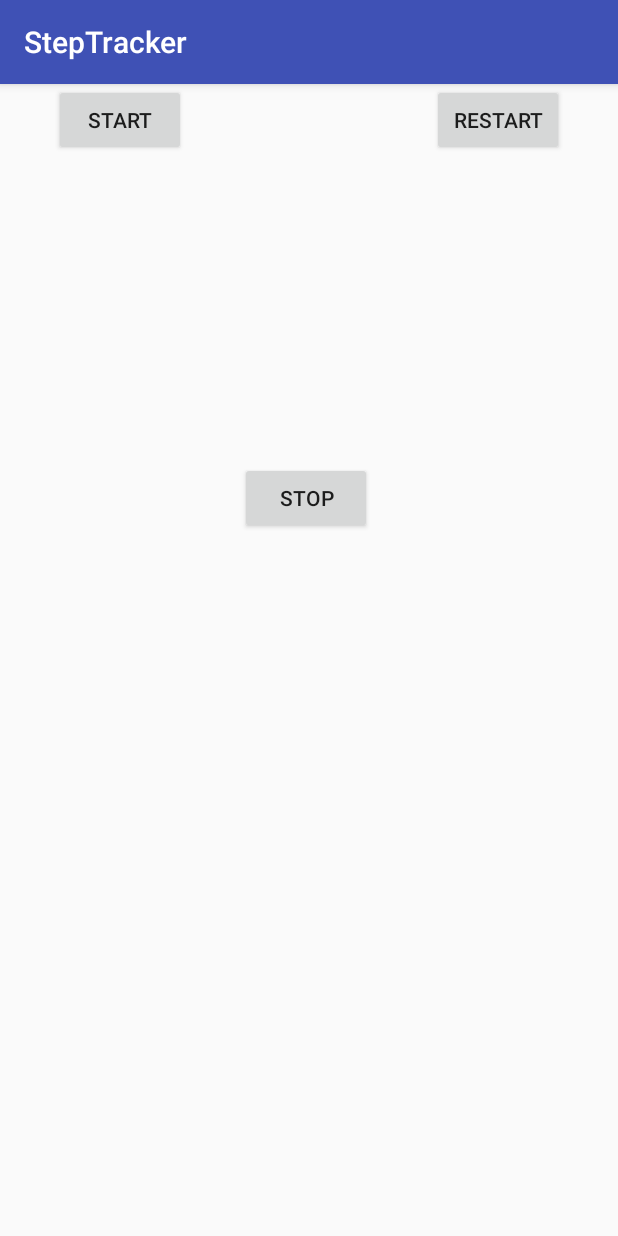
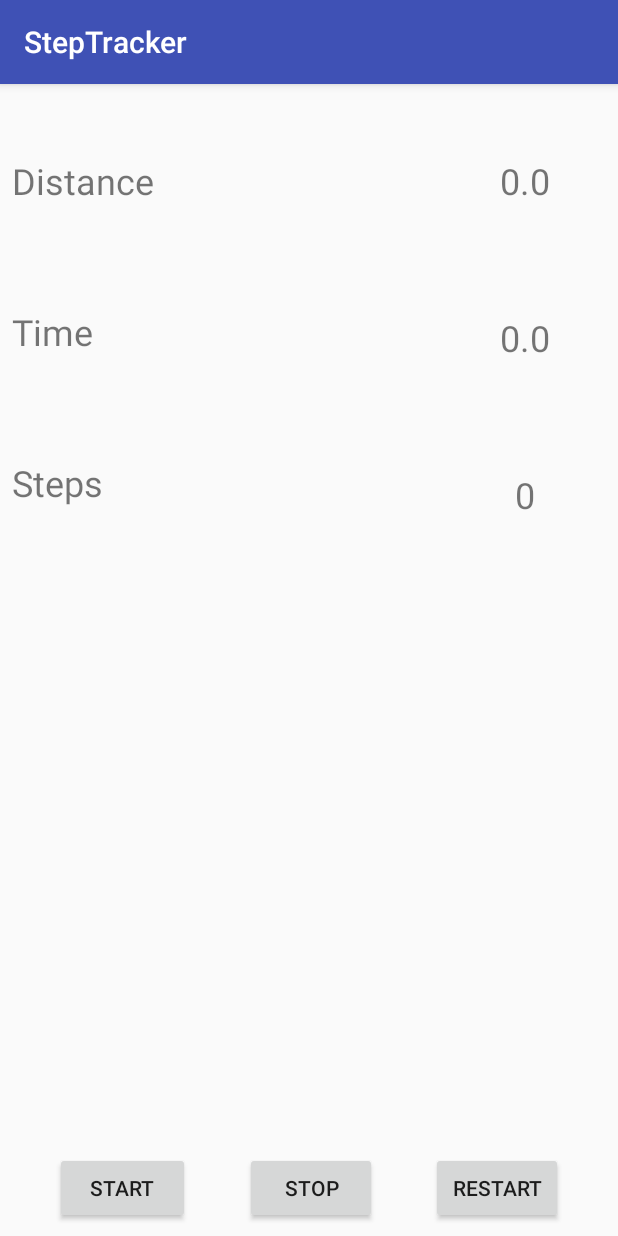
Before and after one commit to nimishbansal/StepTracker, an Android app: the screen it shows after launch (MainActivity), on a phone screen of 412 x 824 dp. Run offline under Robolectric (Android 15) with nearby library versions, the phone set to English and light mode, and no system bars.

Commit message:
correctly showing distance and time taken

```diff
--- a/app/src/main/AndroidManifest.xml
+++ b/app/src/main/AndroidManifest.xml
@@ -12,12 +12,14 @@
         android:roundIcon="@mipmap/ic_launcher_round"
         android:supportsRtl="true"
         android:theme="@style/AppTheme">
-        <activity android:name=".MainActivity">
+        <activity
+            android:name=".MainActivity"
+            android:screenOrientation="portrait">
             <intent-filter>
                 <action android:name="android.intent.action.MAIN" />
-
                 <category android:name="android.intent.category.LAUNCHER" />
             </intent-filter>
+
         </activity>
     </application>
 
--- a/app/src/main/java/com/example/nim/steptracker/MainActivity.kt
+++ b/app/src/main/java/com/example/nim/steptracker/MainActivity.kt
@@ -2,38 +2,73 @@ package com.example.nim.steptracker
 
 import android.content.Context
 import android.location.LocationManager
+import android.os.Bundle
 import android.support.v7.app.AppCompatActivity
-import android.os.Bundle
+import android.util.Log
+import kotlinx.android.synthetic.main.activity_main.*
 
 class MainActivity : AppCompatActivity()
 {
 
-    fun getDistance(lat1: Double, lon1: Double, lat2: Double, lon2: Double): Double
-    {
-        val latA = Math.toRadians(lat1)
-        val lonA = Math.toRadians(lon1)
-        val latB = Math.toRadians(lat2)
-        val lonB = Math.toRadians(lon2)
-        val cosAng = Math.cos(latA) * Math.cos(latB) * Math.cos(lonB - lonA) + Math.sin(latA) * Math.sin(latB)
-        val ang = Math.acos(cosAng)
-        return ang * 6371
-    }
+    private var currentTime:Long = 0
+
+
+    public var running: Boolean=false
+
     override fun onCreate(savedInstanceState: Bundle?)
     {
         super.onCreate(savedInstanceState)
         setContentView(R.layout.activity_main)
-        var locationManager:LocationManager = getSystemService(Context.LOCATION_SERVICE) as LocationManager
-        val minimum_time_between_updates = 0L
-        val minimum_distance_between_updates = 0.0f
+        val locationManager:LocationManager = getSystemService(Context.LOCATION_SERVICE) as LocationManager
+        val minimumTimeBetweenUpdates = 2L
+        val minimumDistanceBetweenUpdates = 0.5f
 
-        var myListener:MyLocationListener = MyLocationListener()
+        val myListener = MyLocationListener(this)
+        locationManager.requestLocationUpdates(LocationManager.GPS_PROVIDER, minimumTimeBetweenUpdates, minimumDistanceBetweenUpdates, myListener)
+        start.setOnClickListener {
+            val location = locationManager.getLastKnownLocation(LocationManager.GPS_PROVIDER)
+            currentTime = System.currentTimeMillis()
+            myListener.initialLocation = location
+            myListener.distanceTravelled = 0.toDouble()
+            start.isEnabled=false
+            stop.isEnabled=true
+            running=true
 
-        locationManager.requestLocationUpdates(LocationManager.GPS_PROVIDER, minimum_time_between_updates, minimum_distance_between_updates, myListener)
-//        locationManager.requestLocationUpdates(
-//                LocationManager.GPS_PROVIDER,
-//                minimum_time_between_updates,
-//                minimum_distance_between_updates,
-//                MyLocationListener()
-//        );
+            val showTimerThread = object:Thread(){
+                override fun run()
+                {
+                    while (true)
+                    {
+                        if (running)
+                        {
+                            runOnUiThread {
+                                timeTaken.text = ((System.currentTimeMillis()-currentTime)/1000).toString() + "s"
+                            }
+
+                        }
+                        Thread.sleep(1000)
+                    }
+
+                }
+            }
+            showTimerThread.start()
+        }
+
+        stop.setOnClickListener {
+            start.isEnabled=true
+            stop.isEnabled=false
+            Log.i("MYTAG", "total distance travelled= " + myListener.distanceTravelled.toString()+ ", in  "+ (System.currentTimeMillis()-currentTime).toString())
+            running=false
+        }
+
+
+        restart.setOnClickListener {
+            stop.isEnabled=false
+            start.isEnabled=true
+            distanceTravelled.text = "0 m"
+            timeTaken.text="0 s"
+            stepsTaken.text="0"
+            running=false
+        }
     }
 }
--- a/app/src/main/java/com/example/nim/steptracker/MyLocationListener.kt
+++ b/app/src/main/java/com/example/nim/steptracker/MyLocationListener.kt
@@ -4,12 +4,44 @@ import android.location.Location
 import android.location.LocationListener
 import android.os.Bundle
 import android.util.Log
+import kotlinx.android.synthetic.main.activity_main.*
+import kotlin.math.roundToInt
 
-class MyLocationListener: LocationListener
+class MyLocationListener(mainActivity: MainActivity) : LocationListener
 {
+    var initialLocation:Location?=null
+    var distanceTravelled=0.toDouble()
+    var context=mainActivity
+
+
+    fun getDistance(lat1: Double, lon1: Double, lat2: Double, lon2: Double): Double
+    {
+        val latA = Math.toRadians(lat1)
+        val lonA = Math.toRadians(lon1)
+        val latB = Math.toRadians(lat2)
+        val lonB = Math.toRadians(lon2)
+        val cosAng = Math.cos(latA) * Math.cos(latB) * Math.cos(lonB - lonA) + Math.sin(latA) * Math.sin(latB)
+        val ang = Math.acos(cosAng)
+        return ang * 6371
+    }
+
     override fun onLocationChanged(location: Location?)
     {
         Log.i("MYTAG", "x:"+ location?.latitude?.toString()+","+"y:"+location?.longitude?.toString())
+        if (initialLocation!=null)
+        {
+            val distance = 1000*getDistance(initialLocation!!.latitude, initialLocation!!.longitude, location!!.latitude, location.longitude)
+            initialLocation = Location(location)
+            if (context.running)
+            {
+                distanceTravelled+=distance
+                Log.i("MYTAG", "adding distance" + distance.toString()+"m")
+                context.distanceTravelled.text=distanceTravelled.roundToInt().toString() +" m"
+
+            }
+
+        }
+
     }
 
     override fun onStatusChanged(provider: String?, status: Int, extras: Bundle?)
--- a/app/src/main/res/layout/activity_main.xml
+++ b/app/src/main/res/layout/activity_main.xml
@@ -6,39 +6,114 @@
     android:layout_height="match_parent"
     tools:context="com.example.nim.steptracker.MainActivity">
 
-    <Button
-        android:id="@+id/start"
+    <TextView
+        android:id="@+id/editText3"
+        android:layout_width="wrap_content"
+        android:layout_height="wrap_content"
+        android:layout_marginStart="8dp"
+        android:layout_marginTop="68dp"
+        android:ems="10"
+        android:text="Steps"
+        android:textSize="24sp"
+        app:layout_constraintStart_toStartOf="parent"
+        app:layout_constraintTop_toBottomOf="@+id/editText2" />
+
+    <TextView
+        android:id="@+id/editText2"
+        android:layout_width="wrap_content"
+        android:layout_height="wrap_content"
+        android:layout_marginStart="8dp"
+        android:layout_marginTop="68dp"
+        android:ems="10"
+        android:inputType="textPersonName"
+        android:text="Time"
+        android:textSize="24sp"
+        app:layout_constraintStart_toStartOf="parent"
+        app:layout_constraintTop_toBottomOf="@+id/editText" />
+
+    <TextView
+        android:id="@+id/stepsTaken"
         android:layout_width="wrap_content"
         android:layout_height="wrap_content"
         android:layout_marginEnd="8dp"
         android:layout_marginStart="8dp"
-        android:text="Start"
-        app:layout_constraintEnd_toStartOf="@+id/button2"
-        app:layout_constraintHorizontal_bias="0.5"
-        app:layout_constraintStart_toStartOf="parent"
-        tools:layout_editor_absoluteY="252dp" />
+        android:layout_marginTop="72dp"
+        android:text="0"
+        android:textSize="24sp"
+        app:layout_constraintEnd_toEndOf="parent"
+        app:layout_constraintStart_toEndOf="@+id/editText3"
+        app:layout_constraintTop_toBottomOf="@+id/timeTaken" />
 
-    <Button
-        android:id="@+id/button2"
-        android:layout_width="wrap_content"
-        android:layout_height="wrap_content"
-        android:layout_marginTop="252dp"
-        android:text="Stop"
-        app:layout_constraintEnd_toStartOf="@+id/button3"
-        app:layout_constraintHorizontal_bias="0.5"
-        app:layout_constraintStart_toEndOf="@+id/start"
-        app:layout_constraintTop_toTopOf="parent" />
-
-    <Button
-        android:id="@+id/button3"
+    <TextView
+        android:id="@+id/timeTaken"
         android:layout_width="wrap_content"
         android:layout_height="wrap_content"
         android:layout_marginEnd="8dp"
-        android:layout_marginStart="12dp"
+        android:layout_marginStart="8dp"
+        android:layout_marginTop="72dp"
+        android:text="0.0"
+        android:textSize="24sp"
+        app:layout_constraintEnd_toEndOf="parent"
+        app:layout_constraintStart_toEndOf="@+id/editText2"
+        app:layout_constraintTop_toBottomOf="@+id/distanceTravelled" />
+
+    <Button
+        android:id="@+id/start"
+        android:layout_width="90dp"
+        android:layout_height="wrap_content"
+        android:layout_marginBottom="8dp"
+        android:text="Start"
+        app:layout_constraintBottom_toBottomOf="parent"
+        app:layout_constraintEnd_toStartOf="@+id/stop"
+        app:layout_constraintHorizontal_bias="0.5"
+        app:layout_constraintStart_toStartOf="parent" />
+
+    <Button
+        android:id="@+id/stop"
+        android:layout_width="wrap_content"
+        android:layout_height="wrap_content"
+        android:layout_marginBottom="8dp"
+        android:text="Stop"
+        app:layout_constraintBottom_toBottomOf="parent"
+        app:layout_constraintEnd_toStartOf="@+id/restart"
+        app:layout_constraintHorizontal_bias="0.5"
+        app:layout_constraintStart_toEndOf="@+id/start" />
+
+    <Button
+        android:id="@+id/restart"
+        android:layout_width="wrap_content"
+        android:layout_height="wrap_content"
+        android:layout_marginBottom="8dp"
         android:text="Restart"
+        app:layout_constraintBottom_toBottomOf="parent"
         app:layout_constraintEnd_toEndOf="parent"
         app:layout_constraintHorizontal_bias="0.5"
-        app:layout_constraintStart_toEndOf="@+id/button2"
-        tools:layout_editor_absoluteY="252dp" />
+        app:layout_constraintStart_toEndOf="@+id/stop" />
+
+    <TextView
+        android:id="@+id/distanceTravelled"
+        android:layout_width="wrap_content"
+        android:layout_height="wrap_content"
+        android:layout_marginEnd="8dp"
+        android:layout_marginStart="8dp"
+        android:layout_marginTop="48dp"
+        android:text="0.0"
+        android:textSize="24sp"
+        app:layout_constraintEnd_toEndOf="parent"
+        app:layout_constraintStart_toEndOf="@+id/editText"
+        app:layout_constraintTop_toTopOf="parent" />
+
+    <TextView
+        android:id="@+id/editText"
+        android:layout_width="wrap_content"
+        android:layout_height="wrap_content"
+        android:layout_marginStart="8dp"
+        android:layout_marginTop="48dp"
+        android:ems="10"
+        android:text="Distance"
+        android:textSize="24sp"
+        app:layout_constraintStart_toStartOf="parent"
+        app:layout_constraintTop_toTopOf="parent" />
+
 
 </android.support.constraint.ConstraintLayout>
```
